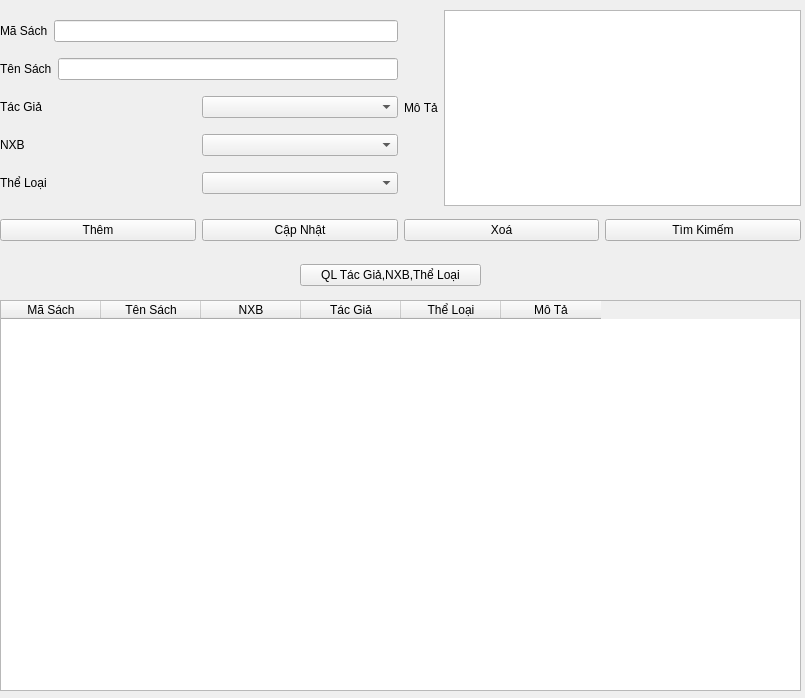
This is mainwindow/qlsach.ui in tapkichvuong/CT182_project as Qt 5 draws it before an edit. The edited form follows.
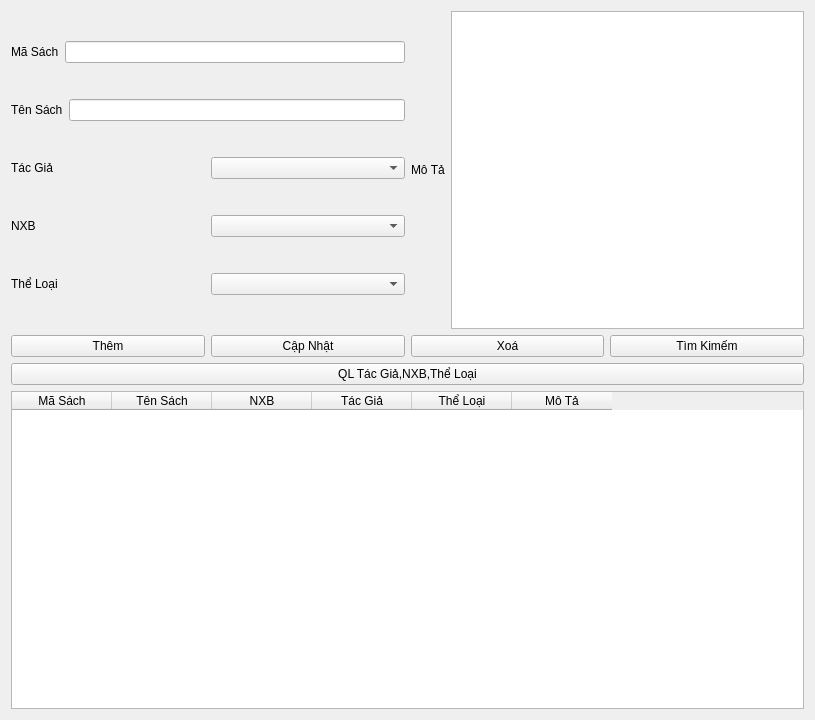
This is the edited form.

Commit message: responsive qlsach

```diff
--- a/mainwindow/qlsach.ui
+++ b/mainwindow/qlsach.ui
@@ -6,8 +6,8 @@
    <rect>
     <x>0</x>
     <y>0</y>
-    <width>805</width>
-    <height>698</height>
+    <width>815</width>
+    <height>720</height>
    </rect>
   </property>
   <property name="sizePolicy">
@@ -19,123 +19,8 @@
   <property name="windowTitle">
    <string>Form</string>
   </property>
-  <widget class="QWidget" name="horizontalLayoutWidget">
-   <property name="geometry">
-    <rect>
-     <x>0</x>
-     <y>210</y>
-     <width>801</width>
-     <height>41</height>
-    </rect>
-   </property>
-   <layout class="QHBoxLayout" name="horizontalLayout">
-    <item>
-     <widget class="QPushButton" name="pushButton_4">
-      <property name="text">
-       <string>Thêm</string>
-      </property>
-     </widget>
-    </item>
-    <item>
-     <widget class="QPushButton" name="pushButton_3">
-      <property name="text">
-       <string>Cập Nhật</string>
-      </property>
-     </widget>
-    </item>
-    <item>
-     <widget class="QPushButton" name="pushButton_2">
-      <property name="text">
-       <string>Xoá</string>
-      </property>
-     </widget>
-    </item>
-    <item>
-     <widget class="QPushButton" name="pushButton">
-      <property name="text">
-       <string>Tìm Kimếm</string>
-      </property>
-     </widget>
-    </item>
-   </layout>
-  </widget>
-  <widget class="QWidget" name="gridLayoutWidget">
-   <property name="geometry">
-    <rect>
-     <x>0</x>
-     <y>300</y>
-     <width>801</width>
-     <height>391</height>
-    </rect>
-   </property>
-   <layout class="QGridLayout" name="gridLayout_9">
+  <layout class="QGridLayout" name="gridLayout_10">
     <item row="0" column="0">
-     <widget class="QTableWidget" name="tableWidget">
-      <attribute name="verticalHeaderVisible">
-       <bool>false</bool>
-      </attribute>
-      <column>
-       <property name="text">
-        <string>Mã Sách</string>
-       </property>
-      </column>
-      <column>
-       <property name="text">
-        <string>Tên Sách</string>
-       </property>
-      </column>
-      <column>
-       <property name="text">
-        <string>NXB</string>
-       </property>
-      </column>
-      <column>
-       <property name="text">
-        <string>Tác Giả</string>
-       </property>
-      </column>
-      <column>
-       <property name="text">
-        <string>Thể Loại</string>
-       </property>
-      </column>
-      <column>
-       <property name="text">
-        <string>Mô Tả</string>
-       </property>
-      </column>
-     </widget>
-    </item>
-   </layout>
-  </widget>
-  <widget class="QWidget" name="horizontalLayoutWidget_2">
-   <property name="geometry">
-    <rect>
-     <x>300</x>
-     <y>260</y>
-     <width>181</width>
-     <height>31</height>
-    </rect>
-   </property>
-   <layout class="QHBoxLayout" name="horizontalLayout_2">
-    <item>
-     <widget class="QPushButton" name="pushButton_5">
-      <property name="text">
-       <string>QL Tác Giả,NXB,Thể Loại</string>
-      </property>
-     </widget>
-    </item>
-   </layout>
-  </widget>
-  <widget class="QWidget" name="layoutWidget">
-   <property name="geometry">
-    <rect>
-     <x>0</x>
-     <y>10</y>
-     <width>801</width>
-     <height>196</height>
-    </rect>
-   </property>
    <layout class="QGridLayout" name="gridLayout_5">
     <item row="0" column="0">
      <layout class="QGridLayout" name="gridLayout_8">
@@ -238,7 +123,92 @@
      </layout>
     </item>
    </layout>
-  </widget>
+   </item>
+   <item row="1" column="0">
+    <layout class="QHBoxLayout" name="horizontalLayout">
+     <item>
+      <widget class="QPushButton" name="pushButton_4">
+       <property name="text">
+        <string>Thêm</string>
+       </property>
+      </widget>
+     </item>
+     <item>
+      <widget class="QPushButton" name="pushButton_3">
+       <property name="text">
+        <string>Cập Nhật</string>
+       </property>
+      </widget>
+     </item>
+     <item>
+      <widget class="QPushButton" name="pushButton_2">
+       <property name="text">
+        <string>Xoá</string>
+       </property>
+      </widget>
+     </item>
+     <item>
+      <widget class="QPushButton" name="pushButton">
+       <property name="text">
+        <string>Tìm Kimếm</string>
+       </property>
+      </widget>
+     </item>
+    </layout>
+   </item>
+   <item row="2" column="0">
+    <layout class="QHBoxLayout" name="horizontalLayout_2">
+     <item>
+      <widget class="QPushButton" name="pushButton_5">
+       <property name="text">
+        <string>QL Tác Giả,NXB,Thể Loại</string>
+       </property>
+      </widget>
+     </item>
+    </layout>
+   </item>
+   <item row="3" column="0">
+    <layout class="QGridLayout" name="gridLayout_9">
+     <item row="0" column="0">
+      <widget class="QTableWidget" name="tableWidget">
+       <attribute name="verticalHeaderVisible">
+        <bool>false</bool>
+       </attribute>
+       <column>
+        <property name="text">
+         <string>Mã Sách</string>
+        </property>
+       </column>
+       <column>
+        <property name="text">
+         <string>Tên Sách</string>
+        </property>
+       </column>
+       <column>
+        <property name="text">
+         <string>NXB</string>
+        </property>
+       </column>
+       <column>
+        <property name="text">
+         <string>Tác Giả</string>
+        </property>
+       </column>
+       <column>
+        <property name="text">
+         <string>Thể Loại</string>
+        </property>
+       </column>
+       <column>
+        <property name="text">
+         <string>Mô Tả</string>
+        </property>
+       </column>
+      </widget>
+     </item>
+    </layout>
+   </item>
+  </layout>
  </widget>
  <resources/>
  <connections/>
```
Lines whose indentation alone changed are shown as unchanged. The commit also changes 5 other files.
